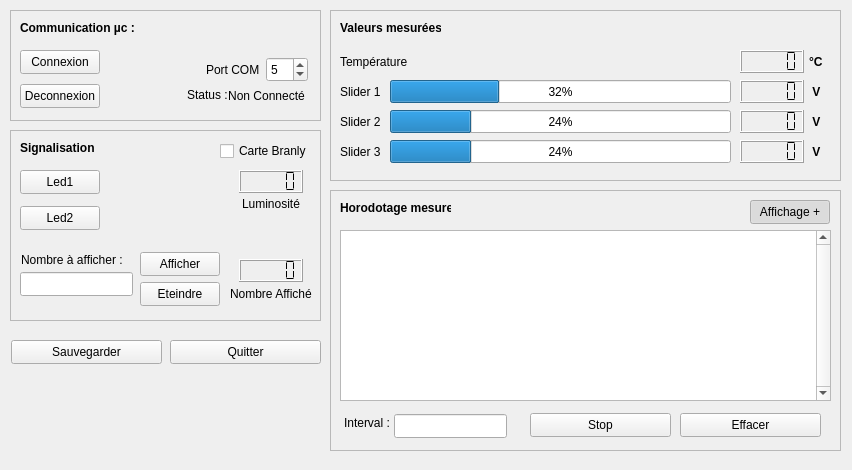
Old version of the form ihmdanger.ui in the repository VIL-CIEL/IHM-DANGER.
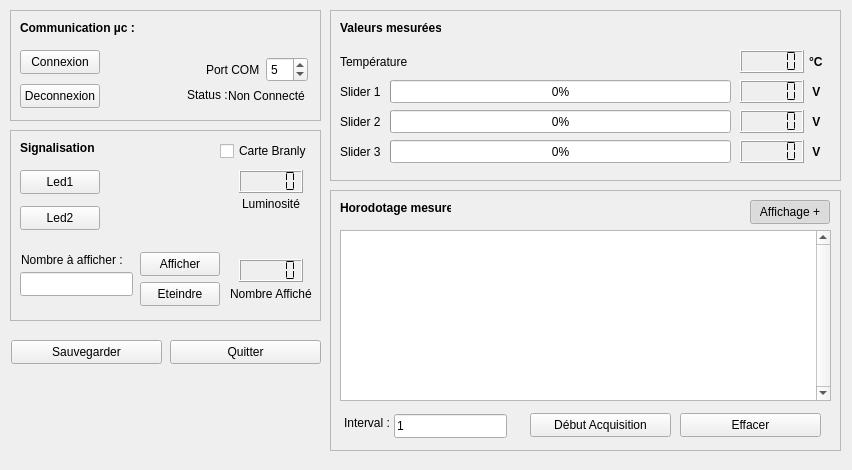
New version of the form.

The edit to the form file:
```diff
--- a/ihmdanger.ui
+++ b/ihmdanger.ui
@@ -414,6 +414,9 @@
        <height>24</height>
       </rect>
      </property>
+     <property name="text">
+      <string>1</string>
+     </property>
     </widget>
     <widget class="QPushButton" name="pushButton_horo_stop">
      <property name="geometry">
@@ -425,7 +428,7 @@
       </rect>
      </property>
      <property name="text">
-      <string>Stop</string>
+      <string>Début Acquisition</string>
      </property>
     </widget>
     <widget class="QPushButton" name="pushButton_horo_effacer">
@@ -651,7 +654,7 @@
       </rect>
      </property>
      <property name="value">
-      <number>32</number>
+      <number>0</number>
      </property>
     </widget>
     <widget class="QProgressBar" name="progressBar_valm_slider2">
@@ -664,7 +667,7 @@
       </rect>
      </property>
      <property name="value">
-      <number>24</number>
+      <number>0</number>
      </property>
     </widget>
     <widget class="QProgressBar" name="progressBar_valm_slider3">
@@ -677,7 +680,7 @@
       </rect>
      </property>
      <property name="value">
-      <number>24</number>
+      <number>0</number>
      </property>
     </widget>
     <widget class="QLabel" name="label_valm_slider3">
```
